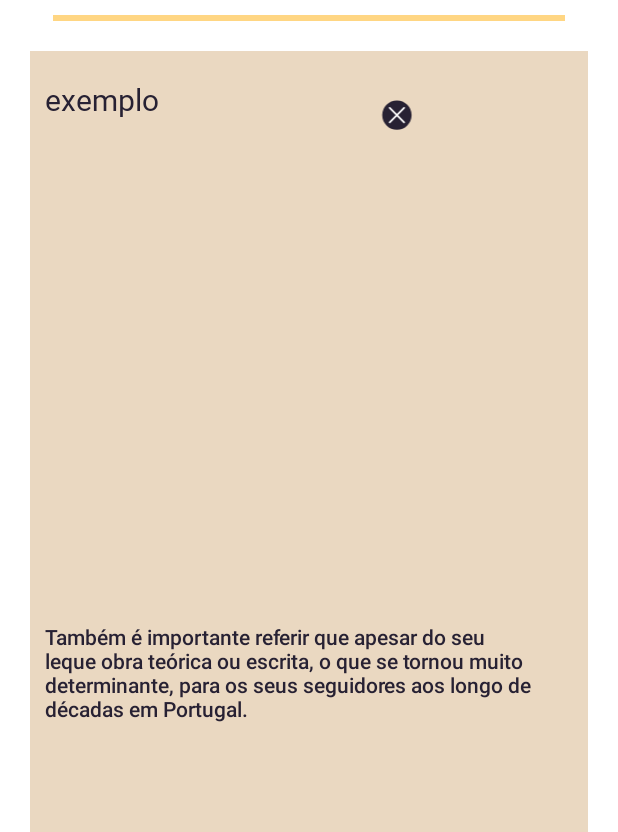
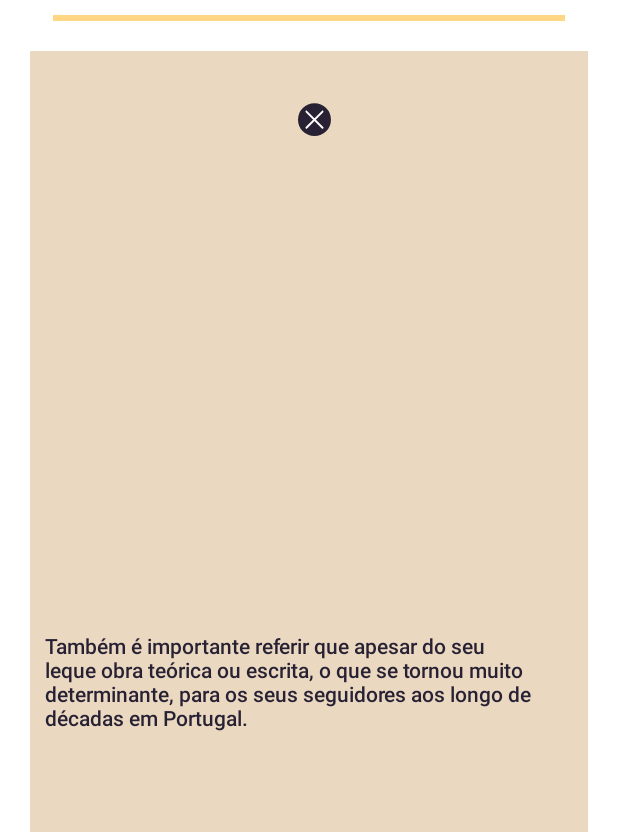
Before and after one commit to iptomar/RaulLinoD, an Android app: the layout fragment_history.xml on its own in the app's theme, with its tools: preview values and no code run, on a phone screen of 412 x 824 dp, the part 404-1236 px from its top. Run offline under Robolectric (Android 15) with nearby library versions, the phone set to English and light mode, and no system bars; network calls fail.

Commit message:
back function on historyFragment button
back function on historyFragment button and quick fix

Co-Authored-By: AfonsoG2022 <102040695+AfonsoG2022@users.noreply.github.com>

```diff
--- a/app/src/main/res/layout/fragment_history.xml
+++ b/app/src/main/res/layout/fragment_history.xml
@@ -68,15 +68,15 @@
                 android:layout_marginEnd="8dp"
                 android:layout_marginBottom="10dp"
                 android:fontFamily="@font/raullinofonte"
-                android:text="exemplo"
+                android:text=""
                 android:textAlignment="textStart"
                 android:textColor="#272133"
                 android:textSize="20sp" />
 
             <ImageButton
                 android:id="@+id/my_button"
-                android:layout_width="290dp"
-                android:layout_height="49dp"
+                android:layout_width="wrap_content"
+                android:layout_height="55dp"
                 android:layout_margin="8dp"
                 android:background="@null"
                 android:contentDescription="Botão para apagar"
```
Also changed, not shown: app/src/main/java/com/example/raul_lino_d/ui/map/HistoryFragment.kt (+13 -0 lines).
